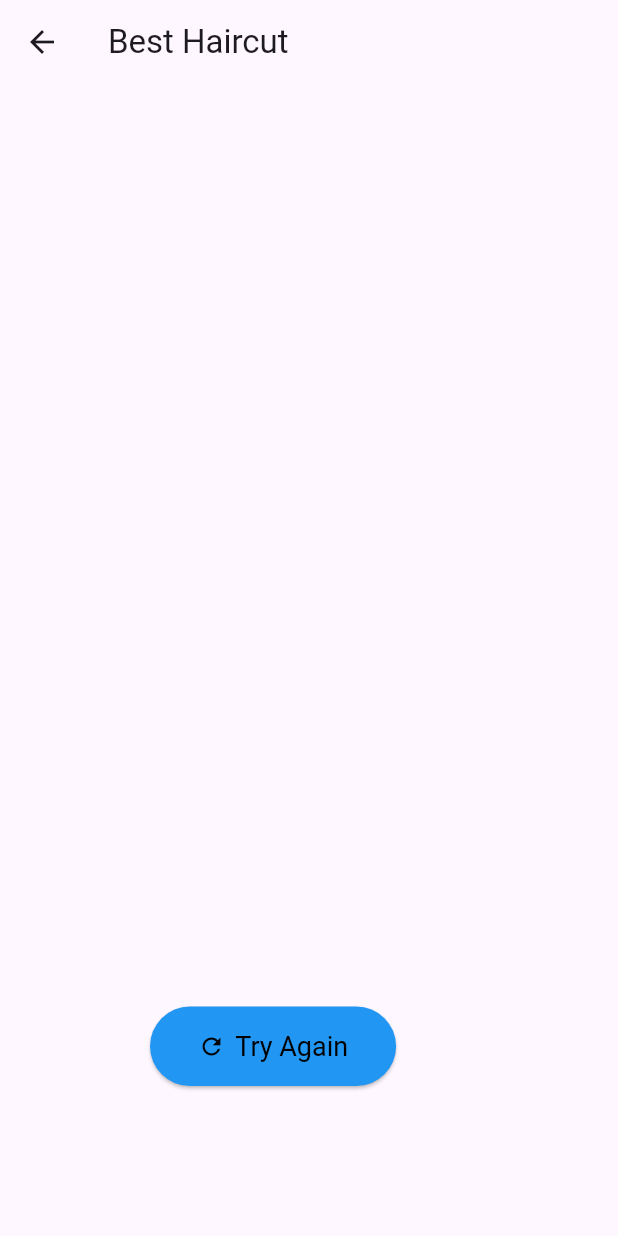
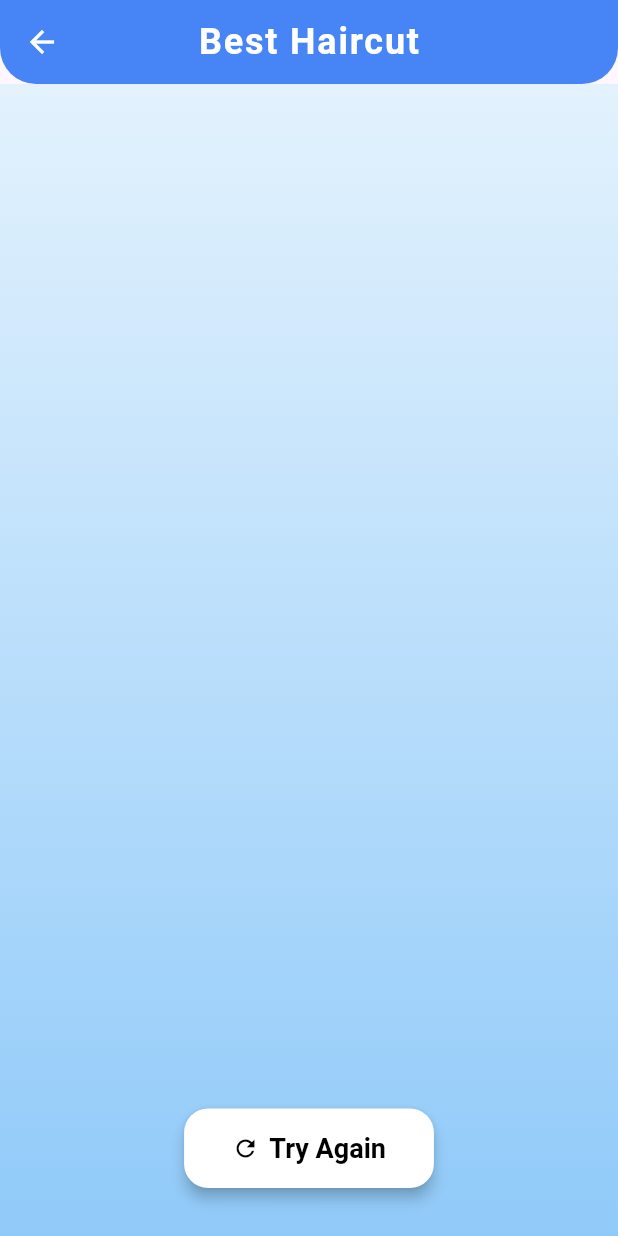
Before and after one commit to jsandinoDev/Flutter-Learn, a Flutter app: the OpenAIResponseScreen screen opened directly with empty values, on a phone screen of 412 x 824 dp. Run offline on Flutter 3.47's test engine with Material 3 defaults, Android fonts, the phone set to English and light mode, and no system bars; our stand-ins replace flutter_dotenv, image_picker.

Commit message:
Finish style

```diff
--- a/lib/openai_response_screen.dart
+++ b/lib/openai_response_screen.dart
@@ -7,17 +7,52 @@ class OpenAIResponseScreen extends StatelessWidget {
   @override
   Widget build(BuildContext context) {
     return Scaffold(
-      appBar: AppBar(title: const Text('Best Haircut')),
-      body: Padding(
-        padding: const EdgeInsets.all(100.0),
+      appBar: AppBar(
+        backgroundColor: Colors.blueAccent,
+        elevation: 4,
+        title: const Text(
+          'Best Haircut',
+          style: TextStyle(
+            color: Colors.white,
+            fontWeight: FontWeight.bold,
+            fontSize: 24,
+            letterSpacing: 1.2,
+          ),
+        ),
+        centerTitle: true,
+        iconTheme: const IconThemeData(color: Colors.white),
+        shape: const RoundedRectangleBorder(
+          borderRadius: BorderRadius.vertical(
+            bottom: Radius.circular(24),
+          ),
+        ),
+      ),
+      body: Container(
+        width: double.infinity,
+        decoration: const BoxDecoration(
+          gradient: LinearGradient(
+            colors: [Color(0xFFe3f2fd), Color(0xFF90caf9)],
+            begin: Alignment.topCenter,
+            end: Alignment.bottomCenter,
+          ),
+        ),
+        child: Padding(
+          padding: const EdgeInsets.all(32.0),
           child: Column(
             children: [
               Expanded(
                 child: SingleChildScrollView(
-                child: Text(response, style: const TextStyle(fontSize: 18)),
+                  child: Text(
+                    response,
+                    style: const TextStyle(fontSize: 18, color: Colors.black87),
+                    textAlign: TextAlign.left,
+                  ),
                 ),
               ),
               const SizedBox(height: 24),
+              Row(
+                mainAxisAlignment: MainAxisAlignment.center,
+                children: [
                   ElevatedButton.icon(
                     onPressed: () {
                       Navigator.of(context).popUntil((route) => route.isFirst);
@@ -25,12 +60,19 @@ class OpenAIResponseScreen extends StatelessWidget {
                     icon: const Icon(Icons.refresh, color: Colors.black),
                     label: const Text('Try Again', style: TextStyle(color: Colors.black)),
                     style: ElevatedButton.styleFrom(
-                backgroundColor: Colors.blue, // Set button color to blue
+                      backgroundColor: Colors.white,
                       padding: const EdgeInsets.symmetric(horizontal: 32, vertical: 16),
-                textStyle: const TextStyle(fontSize: 18),
+                      textStyle: const TextStyle(fontSize: 18, fontWeight: FontWeight.bold),
+                      shape: RoundedRectangleBorder(
+                        borderRadius: BorderRadius.circular(16),
+                      ),
+                      elevation: 4,
                     ),
                   ),
                 ],
+              ),
+            ],
+          ),
         ),
       ),
     );
```
Also changed, not shown: lib/main.dart (+19 -3 lines), lib/next_screen.dart (+40 -10 lines). Lines whose indentation alone changed are shown as unchanged.
